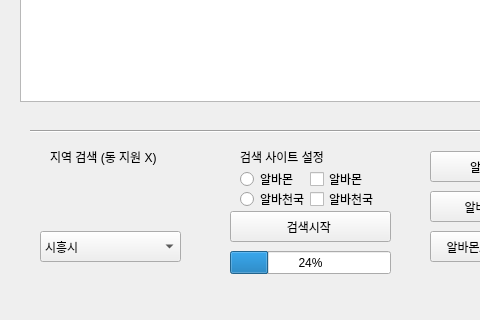
Above: alba.ui from mugju/Part-time-Job-Finder before the change; both pictures show x 0 to 480 and y 399 to 719 of the 1267 by 719 pixel window. Below: the same form after it.
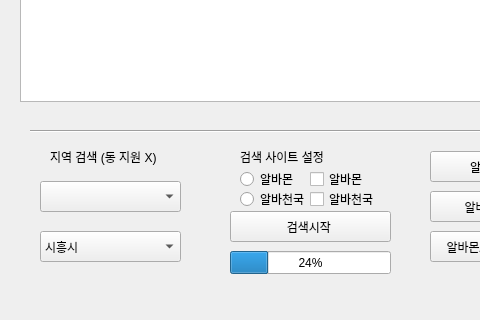
That is the form after the change.

```diff
--- a/alba.ui
+++ b/alba.ui
@@ -293,6 +293,16 @@
      <string>알바몬/알바천국 결과출력</string>
     </property>
    </widget>
+   <widget class="QComboBox" name="comboBox">
+    <property name="geometry">
+     <rect>
+      <x>40</x>
+      <y>580</y>
+      <width>141</width>
+      <height>31</height>
+     </rect>
+    </property>
+   </widget>
   </widget>
   <widget class="QMenuBar" name="menubar">
    <property name="geometry">
```
